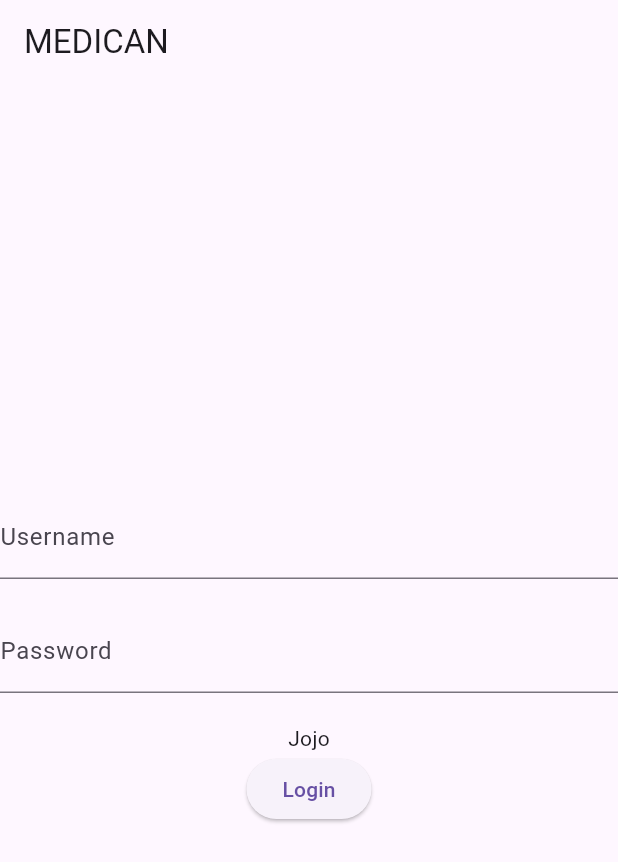
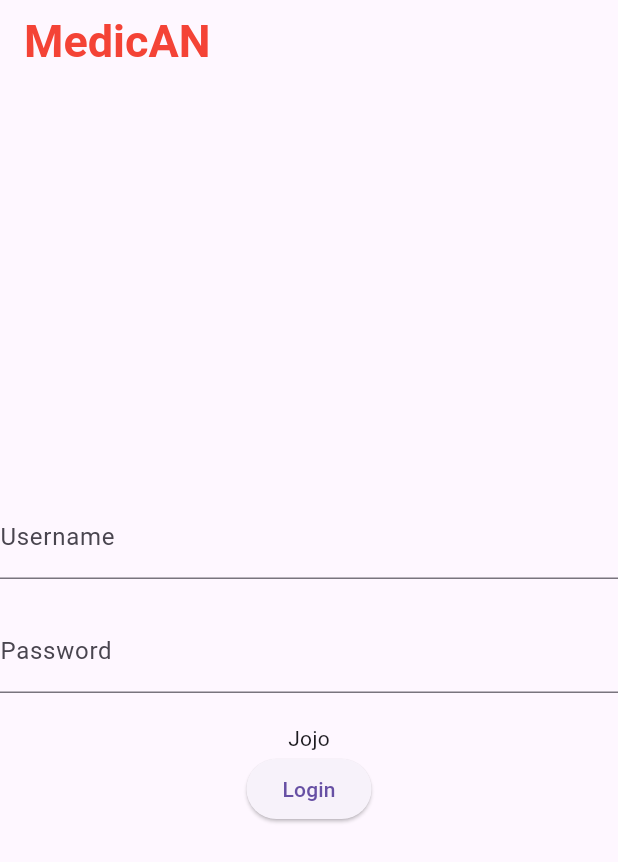
Before and after one commit to jlgary257/MEDICAN, a Flutter app: the screen it shows after launch, on a phone screen of 412 x 824 dp. Shown: the top 862 px of the screen. Run offline on Flutter 3.47's test engine with Material 3 defaults, Android fonts, the phone set to English and light mode, and no system bars.

Commit message:
Updated main.dart with LoginPage

```diff
--- a/flutmain/lib/main.dart
+++ b/flutmain/lib/main.dart
@@ -8,7 +8,7 @@
     return MaterialApp(
       debugShowCheckedModeBanner: false,
       title: 'MEDICAN', // App title displayed in the status bar
-      home: MyHomePage(title: 'MEDICAN'), // Set the home screen
+      home: MyHomePage(title: 'MedicAN'), // Set the home screen
     );
   }
 }
@@ -23,14 +23,19 @@
 }
 
 class _MyHomePageState extends State<MyHomePage> {
-  TextEditingController username = TextEditingController();
-  TextEditingController password = TextEditingController();
+  final username = TextEditingController();
+  final password = TextEditingController();
 
   @override
   Widget build(BuildContext context) {
     return Scaffold(
       appBar: AppBar(
-        title: Text(widget.title), // Access title passed from MyApp
+        title: Text(widget.title,
+            style: const TextStyle(
+                color: Colors.red,
+                fontSize: 30.0,
+                fontWeight: FontWeight.bold,
+                fontFamily: 'Roboto')), // Access title passed from MyApp
       ),
       body: Center(
         child: Column(
@@ -39,12 +44,12 @@
           children: <Widget>[
             TextField(
               controller: username,
-              decoration: InputDecoration(labelText: 'Username'),
+              decoration: const InputDecoration(labelText: 'Username'),
             ),
             SizedBox(height: 20.0),
             TextField(
               controller: password,
-              decoration: InputDecoration(labelText: 'Password'),
+              decoration: const InputDecoration(labelText: 'Password'),
               obscureText: true,
             ),
             SizedBox(height: 20.0),
@@ -52,13 +57,13 @@
             ElevatedButton(
               onPressed: () {
                 final snackBar = SnackBar(
-                  content: Text('$username'), // Text displayed in the Snackbar
-                  backgroundColor:
-                      Colors.red, // Optional: Customize background color
+                  content: Text('Username: {$username}\n'
+                      'Password: $password'),
+                  backgroundColor: Colors.green,
                 );
                 ScaffoldMessenger.of(context).showSnackBar(snackBar);
               },
-              child: Text('Login'),
+              child: const Text('Login'),
             ),
           ],
         ),
```
